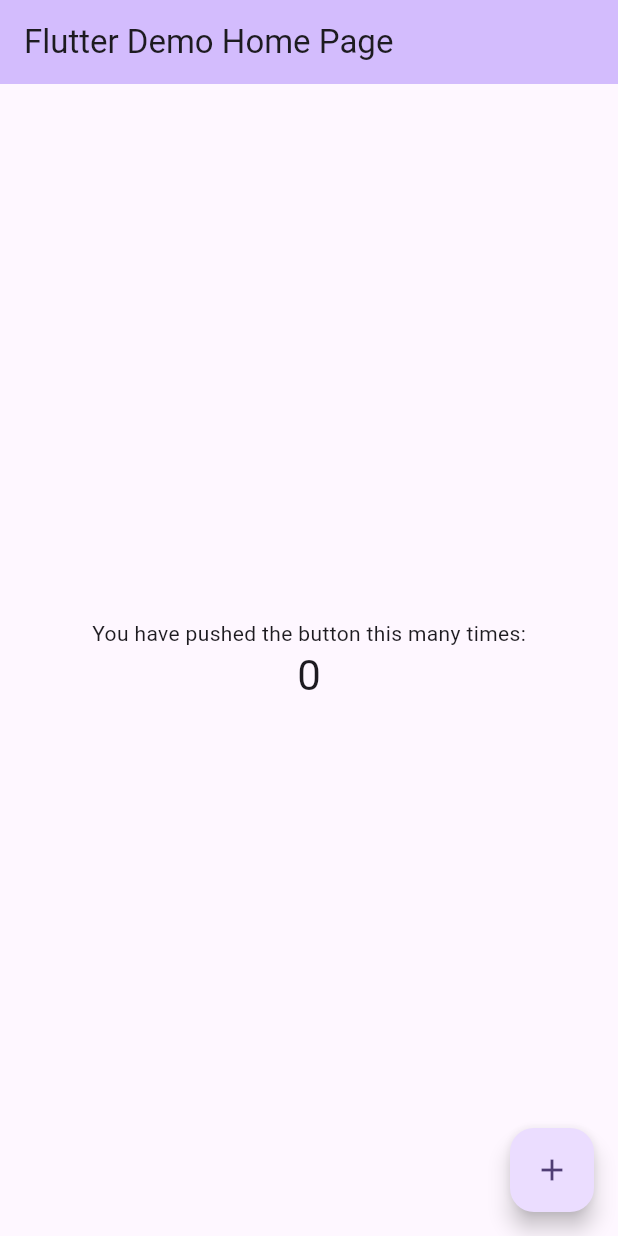
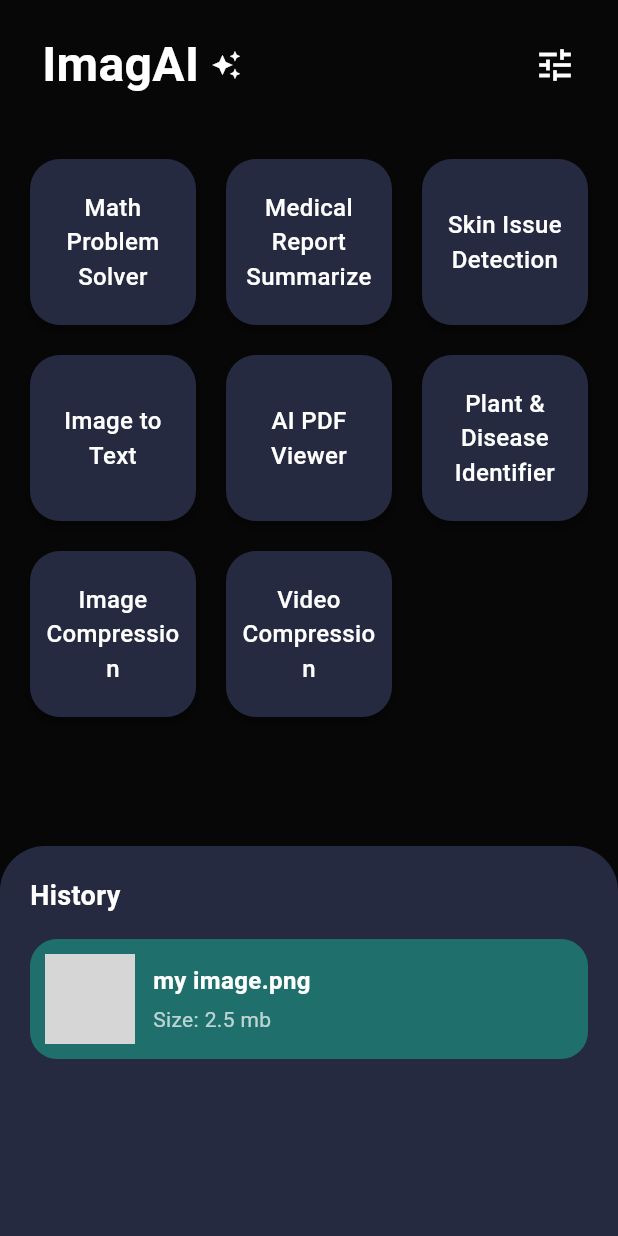
Before and after one commit to AntorPi314/ImagAI, a Flutter app: the screen it shows after launch, on a phone screen of 412 x 824 dp. Run offline on Flutter 3.47's test engine with Material 3 defaults, Android fonts, the phone set to English and light mode, and no system bars; network calls fail; grey boxes are pictures that could not be loaded.

Commit message:
Update main.dart

```diff
--- a/lib/main.dart
+++ b/lib/main.dart
@@ -1,122 +1,206 @@
 import 'package:flutter/material.dart';
 
 void main() {
-  runApp(const MyApp());
+  runApp(const ImagAIApp());
 }
 
-class MyApp extends StatelessWidget {
-  const MyApp({super.key});
+class ImagAIApp extends StatelessWidget {
+  const ImagAIApp({super.key});
 
-  // This widget is the root of your application.
   @override
   Widget build(BuildContext context) {
-    return MaterialApp(
-      title: 'Flutter Demo',
-      theme: ThemeData(
-        // This is the theme of your application.
-        //
-        // TRY THIS: Try running your application with "flutter run". You'll see
-        // the application has a purple toolbar. Then, without quitting the app,
-        // try changing the seedColor in the colorScheme below to Colors.green
-        // and then invoke "hot reload" (save your changes or press the "hot
-        // reload" button in a Flutter-supported IDE, or press "r" if you used
-        // the command line to start the app).
-        //
-        // Notice that the counter didn't reset back to zero; the application
-        // state is not lost during the reload. To reset the state, use hot
-        // restart instead.
-        //
-        // This works for code too, not just values: Most code changes can be
-        // tested with just a hot reload.
-        colorScheme: .fromSeed(seedColor: Colors.deepPurple),
-      ),
-      home: const MyHomePage(title: 'Flutter Demo Home Page'),
+    return const MaterialApp(
+      debugShowCheckedModeBanner: false,
+      home: ImagAIHome(),
     );
   }
 }
 
-class MyHomePage extends StatefulWidget {
-  const MyHomePage({super.key, required this.title});
-
-  // This widget is the home page of your application. It is stateful, meaning
-  // that it has a State object (defined below) that contains fields that affect
-  // how it looks.
-
-  // This class is the configuration for the state. It holds the values (in this
-  // case the title) provided by the parent (in this case the App widget) and
-  // used by the build method of the State. Fields in a Widget subclass are
-  // always marked "final".
-
-  final String title;
-
-  @override
-  State<MyHomePage> createState() => _MyHomePageState();
-}
-
-class _MyHomePageState extends State<MyHomePage> {
-  int _counter = 0;
-
-  void _incrementCounter() {
-    setState(() {
-      // This call to setState tells the Flutter framework that something has
-      // changed in this State, which causes it to rerun the build method below
-      // so that the display can reflect the updated values. If we changed
-      // _counter without calling setState(), then the build method would not be
-      // called again, and so nothing would appear to happen.
-      _counter++;
-    });
-  }
+class ImagAIHome extends StatelessWidget {
+  const ImagAIHome({super.key});
 
   @override
   Widget build(BuildContext context) {
-    // This method is rerun every time setState is called, for instance as done
-    // by the _incrementCounter method above.
-    //
-    // The Flutter framework has been optimized to make rerunning build methods
-    // fast, so that you can just rebuild anything that needs updating rather
-    // than having to individually change instances of widgets.
     return Scaffold(
-      appBar: AppBar(
-        // TRY THIS: Try changing the color here to a specific color (to
-        // Colors.amber, perhaps?) and trigger a hot reload to see the AppBar
-        // change color while the other colors stay the same.
-        backgroundColor: Theme.of(context).colorScheme.inversePrimary,
-        // Here we take the value from the MyHomePage object that was created by
-        // the App.build method, and use it to set our appbar title.
-        title: Text(widget.title),
+      backgroundColor: const Color(0xFF070707),
+      body: SafeArea(
+        child: Column(
+          children: [
+            const HeaderSection(),
+            const SizedBox(height: 20),
+
+            // Feature grid (3 columns like XML positions)
+            Expanded(
+              child: Padding(
+                padding: const EdgeInsets.symmetric(horizontal: 20),
+                child: GridView.count(
+                  crossAxisCount: 3,
+                  mainAxisSpacing: 20,
+                  crossAxisSpacing: 20,
+                  children: const [
+                    FeatureTile(title: "Math Problem Solver"),
+                    FeatureTile(title: "Medical Report Summarize"),
+                    FeatureTile(title: "Skin Issue Detection"),
+                    FeatureTile(title: "Image to Text"),
+                    FeatureTile(title: "AI PDF Viewer"),
+                    FeatureTile(title: "Plant & Disease Identifier"),
+                    FeatureTile(title: "Image Compression"),
+                    FeatureTile(title: "Video Compression"),
+                  ],
+                ),
+              ),
+            ),
+
+            const HistoryPanel(),
+          ],
+        ),
       ),
-      body: Center(
-        // Center is a layout widget. It takes a single child and positions it
-        // in the middle of the parent.
+    );
+  }
+}
+
+class HeaderSection extends StatelessWidget {
+  const HeaderSection({super.key});
+
+  @override
+  Widget build(BuildContext context) {
+    return Padding(
+      padding: const EdgeInsets.symmetric(horizontal: 28, vertical: 20),
+      child: Row(
+        mainAxisAlignment: MainAxisAlignment.spaceBetween,
+        children: const [
+          Row(
+            children: [
+              Text(
+                "ImagAI",
+                style: TextStyle(
+                  fontSize: 32,
+                  color: Colors.white,
+                  fontWeight: FontWeight.bold,
+                ),
+              ),
+              SizedBox(width: 8),
+              Icon(Icons.auto_awesome, color: Colors.white, size: 20),
+            ],
+          ),
+          Icon(Icons.tune, color: Colors.white, size: 28),
+        ],
+      ),
+    );
+  }
+}
+
+class FeatureTile extends StatelessWidget {
+  final String title;
+
+  const FeatureTile({super.key, required this.title});
+
+  @override
+  Widget build(BuildContext context) {
+    return Container(
+      decoration: BoxDecoration(
+        color: const Color(0xFF252A41),
+        borderRadius: BorderRadius.circular(20),
+        boxShadow: const [
+          BoxShadow(
+            blurRadius: 6,
+            color: Colors.black38,
+            offset: Offset(0, 4),
+          ),
+        ],
+      ),
+      child: Padding(
+        padding: const EdgeInsets.all(10),
+        child: Center(
+          child: Text(
+            title,
+            textAlign: TextAlign.center,
+            style: const TextStyle(
+              color: Colors.white,
+              fontSize: 16,
+              fontWeight: FontWeight.w500,
+            ),
+          ),
+        ),
+      ),
+    );
+  }
+}
+
+class HistoryPanel extends StatelessWidget {
+  const HistoryPanel({super.key});
+
+  @override
+  Widget build(BuildContext context) {
+    return Container(
+      height: 260,
+      width: double.infinity,
+      decoration: const BoxDecoration(
+        color: Color(0xFF252A41),
+        borderRadius: BorderRadius.only(
+          topLeft: Radius.circular(30),
+          topRight: Radius.circular(30),
+        ),
+      ),
+      child: Padding(
+        padding: const EdgeInsets.all(20),
         child: Column(
-          // Column is also a layout widget. It takes a list of children and
-          // arranges them vertically. By default, it sizes itself to fit its
-          // children horizontally, and tries to be as tall as its parent.
-          //
-          // Column has various properties to control how it sizes itself and
-          // how it positions its children. Here we use mainAxisAlignment to
-          // center the children vertically; the main axis here is the vertical
-          // axis because Columns are vertical (the cross axis would be
-          // horizontal).
-          //
-          // TRY THIS: Invoke "debug painting" (choose the "Toggle Debug Paint"
-          // action in the IDE, or press "p" in the console), to see the
-          // wireframe for each widget.
-          mainAxisAlignment: .center,
+          crossAxisAlignment: CrossAxisAlignment.start,
           children: [
-            const Text('You have pushed the button this many times:'),
-            Text(
-              '$_counter',
-              style: Theme.of(context).textTheme.headlineMedium,
+            const Text(
+              "History",
+              style: TextStyle(
+                fontSize: 18,
+                color: Colors.white,
+                fontWeight: FontWeight.bold,
+              ),
+            ),
+            const SizedBox(height: 16),
+
+            Container(
+              height: 80,
+              padding: const EdgeInsets.all(10),
+              decoration: BoxDecoration(
+                color: const Color(0xFF1F6F6D),
+                borderRadius: BorderRadius.circular(18),
+              ),
+              child: Row(
+                children: [
+                  ClipRRect(
+                    borderRadius: BorderRadius.circular(12),
+                    child: Image.network(
+                      "https://upload.wikimedia.org/wikipedia/commons/2/29/PerfectStrawberry.jpg",
+                      width: 60,
+                      height: 60,
+                      fit: BoxFit.cover,
+                    ),
+                  ),
+                  const SizedBox(width: 12),
+                  const Column(
+                    crossAxisAlignment: CrossAxisAlignment.start,
+                    mainAxisAlignment: MainAxisAlignment.center,
+                    children: [
+                      Text(
+                        "my image.png",
+                        style: TextStyle(
+                          color: Colors.white,
+                          fontSize: 16,
+                          fontWeight: FontWeight.bold,
+                        ),
+                      ),
+                      SizedBox(height: 4),
+                      Text(
+                        "Size: 2.5 mb",
+                        style: TextStyle(color: Colors.white70),
+                      ),
+                    ],
+                  ),
+                ],
+              ),
             ),
           ],
         ),
       ),
-      floatingActionButton: FloatingActionButton(
-        onPressed: _incrementCounter,
-        tooltip: 'Increment',
-        child: const Icon(Icons.add),
-      ),
     );
   }
 }
```
